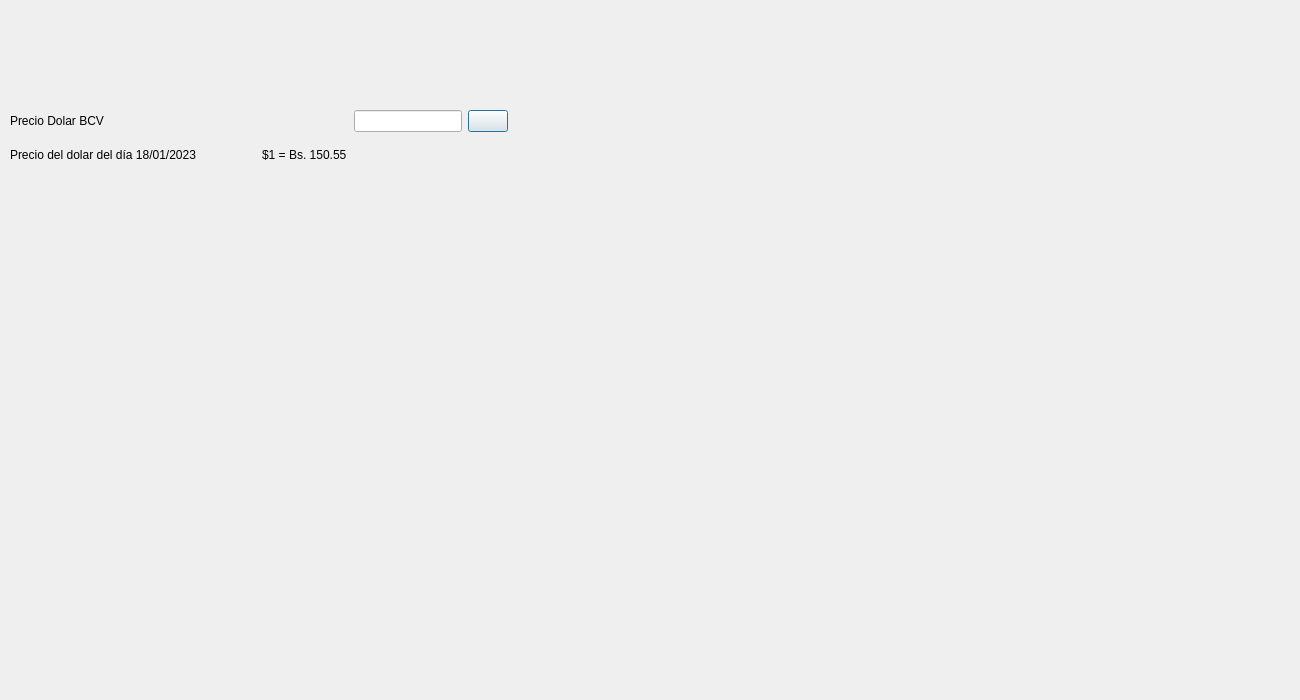
This is modules/Settings/settings.ui in ceeck65/assistent-inter-app as Qt 5 draws it before an edit. The edited form follows.
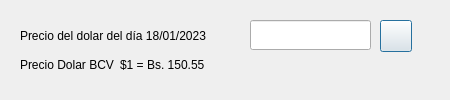
This is the edited form. Icons and pictures are not drawn.

```diff
--- a/modules/Settings/settings.ui
+++ b/modules/Settings/settings.ui
@@ -6,65 +6,62 @@
    <rect>
     <x>0</x>
     <y>0</y>
-    <width>1300</width>
-    <height>700</height>
+    <width>450</width>
+    <height>100</height>
    </rect>
   </property>
   <property name="windowTitle">
    <string>Dialog</string>
   </property>
-  <widget class="QWidget" name="layoutWidget_17">
-   <property name="geometry">
-    <rect>
-     <x>10</x>
-     <y>110</y>
-     <width>498</width>
-     <height>62</height>
-    </rect>
-   </property>
-   <layout class="QGridLayout" name="gridLayout_2">
-    <item row="1" column="0">
-     <layout class="QHBoxLayout" name="horizontalLayout_3">
-      <item>
-       <widget class="QLabel" name="label_3">
-        <property name="text">
-         <string>Precio del dolar del día 18/01/2023</string>
-        </property>
-       </widget>
-      </item>
-      <item>
-       <widget class="QLabel" name="lblDolar_2">
-        <property name="text">
-         <string>$1 = Bs. 150.55</string>
-        </property>
-       </widget>
-      </item>
-     </layout>
-    </item>
-    <item row="0" column="0">
-     <layout class="QHBoxLayout" name="horizontalLayout_4">
-      <item>
+  <property name="windowIcon">
+   <iconset resource="../../images.qrc">
+    <normaloff>:/images/images/icons/dollar.png</normaloff>:/images/images/icons/dollar.png</iconset>
+  </property>
        <widget class="QLabel" name="label_4">
+   <property name="geometry">
+    <rect>
+     <x>20</x>
+     <y>50</y>
+     <width>151</width>
+     <height>30</height>
+    </rect>
+   </property>
         <property name="text">
          <string>Precio Dolar BCV</string>
         </property>
        </widget>
-      </item>
-      <item>
-       <spacer name="horizontalSpacer_2">
-        <property name="orientation">
-         <enum>Qt::Horizontal</enum>
-        </property>
-        <property name="sizeHint" stdset="0">
+  <widget class="QPushButton" name="bn_set_dolar">
+   <property name="geometry">
+    <rect>
+     <x>380</x>
+     <y>20</y>
+     <width>32</width>
+     <height>32</height>
+    </rect>
+   </property>
+   <property name="text">
+    <string/>
+   </property>
+   <property name="icon">
+    <iconset resource="../../images.qrc">
+     <normaloff>:/images/images/icons/ok.png</normaloff>:/images/images/icons/ok.png</iconset>
+   </property>
+   <property name="iconSize">
          <size>
-          <width>40</width>
-          <height>20</height>
-         </size>
-        </property>
-       </spacer>
-      </item>
-      <item>
-       <widget class="QLineEdit" name="txtDolar_2">
+     <width>24</width>
+     <height>24</height>
+    </size>
+   </property>
+  </widget>
+  <widget class="QLineEdit" name="txt_dolar">
+   <property name="geometry">
+    <rect>
+     <x>250</x>
+     <y>20</y>
+     <width>121</width>
+     <height>30</height>
+    </rect>
+   </property>
         <property name="sizePolicy">
          <sizepolicy hsizetype="Preferred" vsizetype="Preferred">
           <horstretch>0</horstretch>
@@ -93,27 +90,31 @@
          <enum>Qt::LogicalMoveStyle</enum>
         </property>
        </widget>
-      </item>
-      <item>
-       <widget class="QPushButton" name="btnSetDolar_2">
+  <widget class="QLabel" name="lbl_date">
+   <property name="geometry">
+    <rect>
+     <x>20</x>
+     <y>20</y>
+     <width>221</width>
+     <height>31</height>
+    </rect>
+   </property>
         <property name="text">
-         <string/>
-        </property>
-        <property name="icon">
-         <iconset resource="images.qrc">
-          <normaloff>:/images/images/icons/ok.png</normaloff>:/images/images/icons/ok.png</iconset>
-        </property>
-        <property name="iconSize">
-         <size>
-          <width>24</width>
-          <height>24</height>
-         </size>
-        </property>
-       </widget>
-      </item>
-     </layout>
-    </item>
-   </layout>
+    <string>Precio del dolar del día 18/01/2023</string>
+   </property>
+  </widget>
+  <widget class="QLabel" name="lbl_dolar">
+   <property name="geometry">
+    <rect>
+     <x>120</x>
+     <y>50</y>
+     <width>111</width>
+     <height>30</height>
+    </rect>
+   </property>
+   <property name="text">
+    <string>$1 = Bs. 150.55</string>
+   </property>
   </widget>
  </widget>
  <resources>
```
Left out of the diff: 4 changed lines with no effect on the pictures. Lines whose indentation alone changed are shown as unchanged.
